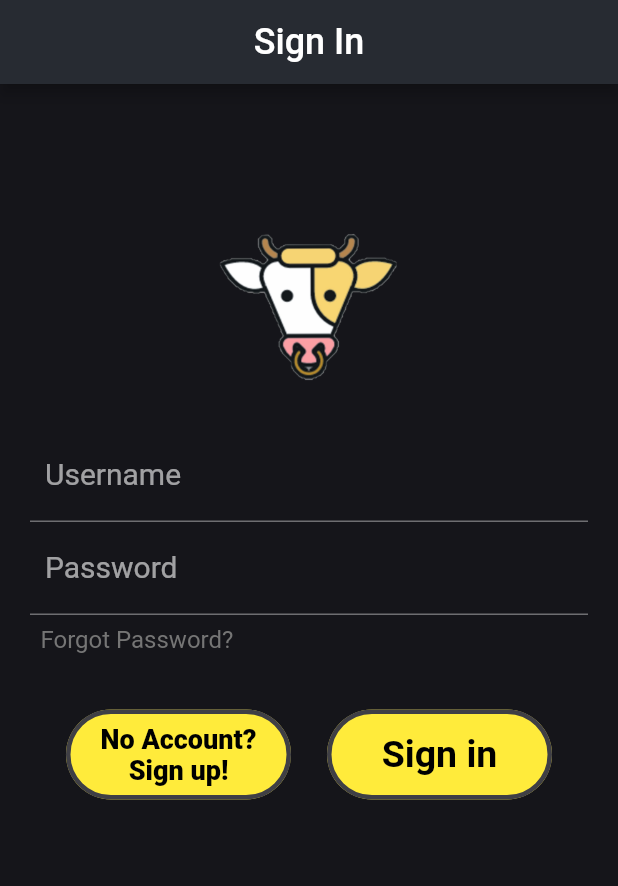
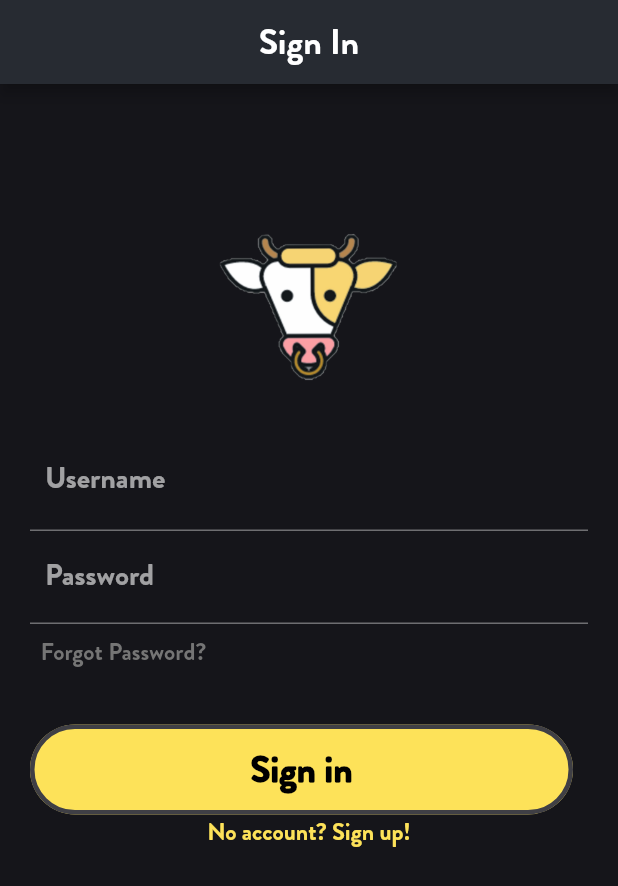
Before and after one commit to BOOKSHayley/Moovi, a Flutter app: the screen it shows after launch, on a phone screen of 412 x 824 dp. Shown: the top 886 px of the screen. Run offline on Flutter 3.47's test engine with Material 2 defaults, Android fonts, the phone set to English and light mode, and no system bars; our stand-ins replace flip_card, floor, sqflite; missing offline and left inert: favorite_button, flutter_swipable; accounts and stored records are empty; generated files the repository leaves out were written again.

Commit message:
added some formatting to movie card and changed font

```diff
--- a/lib/Theme/ThemeData.dart
+++ b/lib/Theme/ThemeData.dart
@@ -8,7 +8,7 @@ class CustomTheme {
       primarySwatch: customPalette.coolGrey,
       canvasColor: const Color(0xff2a3038),
       cardColor: const Color(0xff272b32),
-      fontFamily: 'Gotham',
+      fontFamily: 'brandon',
       brightness: Brightness.dark,
       scaffoldBackgroundColor: const Color(0xff15151a),
       //3
@@ -16,7 +16,7 @@ class CustomTheme {
       buttonTheme: ButtonThemeData( // 4
         shape: RoundedRectangleBorder(
           borderRadius: BorderRadius.circular(18.0)),
-        buttonColor: Colors.yellow,
+        buttonColor: const Color(0xfffde259),
       )
     );
   }
--- a/lib/accounts/login.dart
+++ b/lib/accounts/login.dart
@@ -38,7 +38,11 @@ class _MyCustomFormState extends State<LoginPage>{
       resizeToAvoidBottomInset: false,
         appBar: AppBar(
           centerTitle: true,
-          title: Text("Sign In", style: TextStyle(fontSize: 24),),
+          title: Text("Sign In", style: TextStyle(
+              fontSize: 24,
+              fontFamily: 'brandon'
+          ),
+          ),
         ),
 
         body: SingleChildScrollView(
@@ -67,7 +71,7 @@ class _MyCustomFormState extends State<LoginPage>{
                     children: [
                       TextFormField(
                         controller: usernameFieldController,
-                        style: TextStyle(fontSize: 20),
+                        style: TextStyle(fontSize: 20, fontFamily: 'brandon'),
                         textInputAction: TextInputAction.next,
                         cursorColor: Colors.yellowAccent,
                         cursorWidth: 3,
@@ -75,8 +79,8 @@ class _MyCustomFormState extends State<LoginPage>{
                         decoration: InputDecoration(
                           hintText: "Your username",
                           labelText: "Username",
-                          labelStyle: TextStyle(fontSize: 20),
-                          errorStyle: TextStyle(fontSize: 16),
+                          labelStyle: TextStyle(fontSize: 20, fontFamily: 'brandon'),
+                          errorStyle: TextStyle(fontSize: 16, fontFamily: 'brandon'),
                           counterText: "",
                           contentPadding: EdgeInsets.all(10),
                         ),
@@ -101,8 +105,8 @@ class _MyCustomFormState extends State<LoginPage>{
                         decoration: InputDecoration(
                           hintText: "Your password",
                           labelText: "Password",
-                          labelStyle: TextStyle(fontSize: 20),
-                          errorStyle: TextStyle(fontSize: 16),
+                          labelStyle: TextStyle(fontSize: 20, fontFamily: 'brandon'),
+                          errorStyle: TextStyle(fontSize: 16, fontFamily: 'brandon'),
                           counterText: "",
                           contentPadding: EdgeInsets.all(10),
                         ),
@@ -128,7 +132,7 @@ class _MyCustomFormState extends State<LoginPage>{
                           Padding(
                             padding: EdgeInsets.all(7),
                             child: InkWell(
-                              child: Text("Forgot Password?", style: TextStyle(color:Colors.grey[600], fontSize: 16),),
+                              child: Text("Forgot Password?", style: TextStyle(color:Colors.grey[600], fontSize: 16, fontFamily: 'brandon'),),
                             ),
                           ),
 
@@ -137,57 +141,17 @@ class _MyCustomFormState extends State<LoginPage>{
                       Padding(
                         padding: EdgeInsets.only(bottom: 30),
                       ),
-                      Row(
+                      Align(
+                        alignment: Alignment.center,
+                        child: Row(
                             mainAxisAlignment: MainAxisAlignment.spaceEvenly,
                             children: <Widget> [
-                          Padding(
-                            padding: EdgeInsets.all(5),
-                          ),
                               SizedBox(
-                            width: 150,
+                                width: MediaQuery.of(context).size.width -50,
                                 height: 60,
                                 child: TextButton(
                                   style: ButtonStyle(
-                                  backgroundColor: MaterialStateProperty.all(Colors.yellow),
-                                shape: MaterialStateProperty.all(
-                                  RoundedRectangleBorder(
-                                    borderRadius: BorderRadius.circular(40),
-                                    side: BorderSide(
-                                      color: const Color(0xff3f3f45),
-                                      width: 3,
-                                      style: BorderStyle.solid
-                                    ),
-                                  )
-                                ),
-                              ),
-                              child: Align(
-                                alignment: Alignment.center,
-                                child: Text(
-                                  "No Account?\nSign up!",
-                                  textAlign: TextAlign.center,
-                                  style: TextStyle(
-                                    color: Colors.black,
-                                    fontSize: 18,
-                                    fontWeight: FontWeight.w800
-                                  ),
-                                ),
-                              ),
-                              onPressed: (){
-                                Navigator.push(context, new MaterialPageRoute(
-                                    builder: (context) => AccountCreationPage()
-                                ));
-                              },
-                            ),
-                          ),
-                          Padding(
-                            padding: EdgeInsets.all(5),
-                          ),
-                          SizedBox(
-                            width: 150,
-                            height: 60,
-                            child: TextButton(
-                              style: ButtonStyle(
-                                backgroundColor: MaterialStateProperty.all(Colors.yellow),
+                                    backgroundColor: MaterialStateProperty.all(const Color(0xfffde259)),
                                     shape: MaterialStateProperty.all(
                                         RoundedRectangleBorder(
                                           side: BorderSide(
@@ -207,6 +171,7 @@ class _MyCustomFormState extends State<LoginPage>{
                                       style: TextStyle(
                                           color: const Color(0xff000000),
                                           fontSize: 25,
+                                          fontFamily: 'brandon',
                                           fontWeight: FontWeight.bold
                                       ),
                                     ),
@@ -238,10 +203,21 @@ class _MyCustomFormState extends State<LoginPage>{
                                 padding: EdgeInsets.all(5),
                               ),
                             ]
+                        ),
+                      ),
+                      InkWell(
+                        child: Text("No account? Sign up!", style: TextStyle(color: const Color(0xfffde259), fontSize: 16, fontFamily: 'brandon'),),
+                          onTap: (){
+                            Navigator.push(context, new MaterialPageRoute(
+                                builder: (context) => AccountCreationPage()
                                 )
+                              );
+                          },
+                      ),
                    ]
-                  )),
-              ],
+                  ),
+                ),
+              ]
             )
           ),
         )
--- a/lib/main.dart
+++ b/lib/main.dart
@@ -232,7 +232,7 @@ class _MenusStatefulWidgetState extends State<MenusStatefulWidget> {
           )
         ],
         currentIndex: _selectedIndex,
-        selectedItemColor: Colors.yellow,
+        selectedItemColor: const Color(0xfff5df50),
         onTap: _onItemTapped,
       ),
 
--- a/pubspec.yaml
+++ b/pubspec.yaml
@@ -90,3 +90,6 @@ flutter:
     - family: thebold
       fonts:
         - asset: assets/theboldfont.ttf
+    - family: brandon
+      fonts:
+        - asset: assets/Brandon_bld.otf
```
Also changed, not shown: lib/movie/MovieCard.dart (+60 -46 lines), assets/Brandon_bld.otf (added), pubspec.lock. Lines whose indentation alone changed are shown as unchanged.
